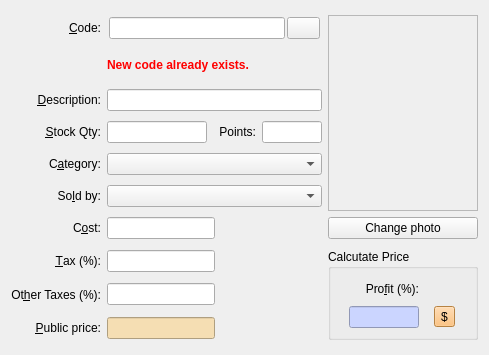
Old version of the form squeeze/src/ui/producteditor.ui in the repository miguelchavez/lemonpos.
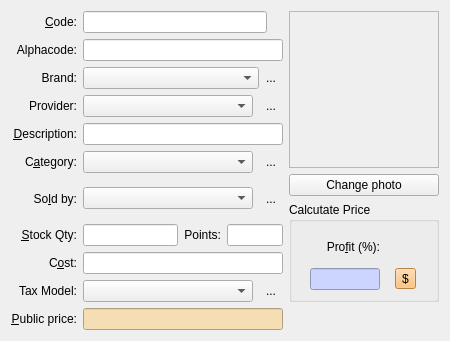
New version of the form.

Diff of the .ui file:
```diff
--- a/squeeze/src/ui/producteditor.ui
+++ b/squeeze/src/ui/producteditor.ui
@@ -6,8 +6,8 @@
    <rect>
     <x>0</x>
     <y>0</y>
-    <width>489</width>
-    <height>355</height>
+    <width>445</width>
+    <height>341</height>
    </rect>
   </property>
   <property name="sizePolicy">
@@ -19,7 +19,7 @@
   <property name="windowTitle">
    <string>Product Editor</string>
   </property>
-  <layout class="QGridLayout">
+  <layout class="QGridLayout" name="gridLayout">
    <item row="0" column="0">
     <widget class="QLabel" name="label_5">
      <property name="sizePolicy">
@@ -45,13 +45,19 @@
    <item row="0" column="1" colspan="3">
     <layout class="QHBoxLayout">
      <property name="spacing">
-      <number>2</number>
+      <number>0</number>
      </property>
      <property name="margin">
-      <number>2</number>
+      <number>0</number>
      </property>
      <item>
       <widget class="QLineEdit" name="editCode">
+       <property name="sizePolicy">
+        <sizepolicy hsizetype="MinimumExpanding" vsizetype="Fixed">
+         <horstretch>0</horstretch>
+         <verstretch>0</verstretch>
+        </sizepolicy>
+       </property>
        <property name="minimumSize">
         <size>
          <width>80</width>
@@ -67,7 +73,7 @@
       </widget>
      </item>
      <item>
-      <widget class="QPushButton" name="btnChangeCode">
+      <widget class="QToolButton" name="btnChangeCode">
        <property name="sizePolicy">
         <sizepolicy hsizetype="Minimum" vsizetype="Minimum">
          <horstretch>0</horstretch>
@@ -76,14 +82,14 @@
        </property>
        <property name="minimumSize">
         <size>
-         <width>33</width>
-         <height>0</height>
+         <width>16</width>
+         <height>16</height>
         </size>
        </property>
        <property name="maximumSize">
         <size>
-         <width>33</width>
-         <height>33</height>
+         <width>0</width>
+         <height>0</height>
         </size>
        </property>
        <property name="toolTip">
@@ -92,6 +98,9 @@
        <property name="text">
         <string/>
        </property>
+       <property name="autoRaise">
+        <bool>true</bool>
+       </property>
       </widget>
      </item>
     </layout>
@@ -141,38 +150,90 @@
      </item>
     </layout>
    </item>
+   <item row="1" column="0">
+    <widget class="QLabel" name="label_2">
+     <property name="text">
+      <string>Alphacode:</string>
+     </property>
+     <property name="alignment">
+      <set>Qt::AlignRight|Qt::AlignTrailing|Qt::AlignVCenter</set>
+     </property>
+    </widget>
+   </item>
    <item row="1" column="1" colspan="3">
-    <widget class="QLabel" name="labelError">
+    <widget class="QLineEdit" name="editAlphacode">
      <property name="sizePolicy">
-      <sizepolicy hsizetype="MinimumExpanding" vsizetype="Maximum">
+      <sizepolicy hsizetype="MinimumExpanding" vsizetype="Fixed">
        <horstretch>0</horstretch>
        <verstretch>0</verstretch>
       </sizepolicy>
      </property>
-     <property name="minimumSize">
-      <size>
-       <width>0</width>
-       <height>0</height>
-      </size>
-     </property>
-     <property name="maximumSize">
-      <size>
-       <width>16777215</width>
-       <height>16777215</height>
-      </size>
-     </property>
-     <property name="text">
-      <string>&lt;html&gt;&lt;head&gt;&lt;meta name=&quot;qrichtext&quot; content=&quot;1&quot; /&gt;&lt;style type=&quot;text/css&quot;&gt;
-p, li { white-space: pre-wrap; }
-&lt;/style&gt;&lt;/head&gt;&lt;body style=&quot; font-family:'Sans Serif'; font-size:9pt; font-weight:400; font-style:normal;&quot;&gt;
-&lt;p style=&quot; margin-top:0px; margin-bottom:0px; margin-left:0px; margin-right:0px; -qt-block-indent:0; text-indent:0px;&quot;&gt;&lt;span style=&quot; font-weight:600; color:#ff0000;&quot;&gt;New code already exists.&lt;/span&gt;&lt;/p&gt;&lt;/body&gt;&lt;/html&gt;</string>
-     </property>
-     <property name="wordWrap">
-      <bool>true</bool>
-     </property>
     </widget>
    </item>
    <item row="2" column="0">
+    <widget class="QLabel" name="label_4">
+     <property name="text">
+      <string>Brand:</string>
+     </property>
+     <property name="alignment">
+      <set>Qt::AlignRight|Qt::AlignTrailing|Qt::AlignVCenter</set>
+     </property>
+    </widget>
+   </item>
+   <item row="2" column="1" colspan="3">
+    <layout class="QHBoxLayout" name="horizontalLayout_4">
+     <property name="spacing">
+      <number>0</number>
+     </property>
+     <item>
+      <widget class="QComboBox" name="brandCombo"/>
+     </item>
+     <item>
+      <widget class="QToolButton" name="btnAddBrand">
+       <property name="toolTip">
+        <string>Add a new brand</string>
+       </property>
+       <property name="text">
+        <string>...</string>
+       </property>
+       <property name="autoRaise">
+        <bool>true</bool>
+       </property>
+      </widget>
+     </item>
+    </layout>
+   </item>
+   <item row="3" column="0">
+    <widget class="QLabel" name="label_6">
+     <property name="text">
+      <string>Provider:</string>
+     </property>
+     <property name="alignment">
+      <set>Qt::AlignRight|Qt::AlignTrailing|Qt::AlignVCenter</set>
+     </property>
+    </widget>
+   </item>
+   <item row="3" column="1" colspan="3">
+    <layout class="QHBoxLayout" name="horizontalLayout_5">
+     <item>
+      <widget class="QComboBox" name="providerCombo"/>
+     </item>
+     <item>
+      <widget class="QToolButton" name="btnAddProvider">
+       <property name="toolTip">
+        <string>Add a new provider</string>
+       </property>
+       <property name="text">
+        <string>...</string>
+       </property>
+       <property name="autoRaise">
+        <bool>true</bool>
+       </property>
+      </widget>
+     </item>
+    </layout>
+   </item>
+   <item row="4" column="0">
     <widget class="QLabel" name="label_14">
      <property name="sizePolicy">
       <sizepolicy hsizetype="Minimum" vsizetype="Preferred">
@@ -194,7 +255,7 @@
      </property>
     </widget>
    </item>
-   <item row="2" column="1" colspan="3">
+   <item row="4" column="1" colspan="3">
     <widget class="QLineEdit" name="editDesc">
      <property name="sizePolicy">
       <sizepolicy hsizetype="MinimumExpanding" vsizetype="Fixed">
@@ -210,98 +271,7 @@
      </property>
     </widget>
    </item>
-   <item row="3" column="0">
-    <widget class="QLabel" name="labelStockQty">
-     <property name="sizePolicy">
-      <sizepolicy hsizetype="Minimum" vsizetype="Preferred">
-       <horstretch>0</horstretch>
-       <verstretch>0</verstretch>
-      </sizepolicy>
-     </property>
-     <property name="text">
-      <string>&amp;Stock Qty:</string>
-     </property>
-     <property name="alignment">
-      <set>Qt::AlignRight|Qt::AlignTrailing|Qt::AlignVCenter</set>
-     </property>
-     <property name="buddy">
-      <cstring>editStockQty</cstring>
-     </property>
-    </widget>
-   </item>
-   <item row="3" column="1">
-    <widget class="QLineEdit" name="editStockQty">
-     <property name="sizePolicy">
-      <sizepolicy hsizetype="Minimum" vsizetype="Fixed">
-       <horstretch>0</horstretch>
-       <verstretch>0</verstretch>
-      </sizepolicy>
-     </property>
-     <property name="minimumSize">
-      <size>
-       <width>80</width>
-       <height>0</height>
-      </size>
-     </property>
-     <property name="maximumSize">
-      <size>
-       <width>100</width>
-       <height>16777215</height>
-      </size>
-     </property>
-     <property name="readOnly">
-      <bool>false</bool>
-     </property>
-    </widget>
-   </item>
-   <item row="3" column="2">
-    <widget class="QLabel" name="label_15">
-     <property name="sizePolicy">
-      <sizepolicy hsizetype="Minimum" vsizetype="Preferred">
-       <horstretch>0</horstretch>
-       <verstretch>0</verstretch>
-      </sizepolicy>
-     </property>
-     <property name="layoutDirection">
-      <enum>Qt::LeftToRight</enum>
-     </property>
-     <property name="text">
-      <string>Points:</string>
-     </property>
-     <property name="alignment">
-      <set>Qt::AlignRight|Qt::AlignTrailing|Qt::AlignVCenter</set>
-     </property>
-     <property name="buddy">
-      <cstring>editPoints</cstring>
-     </property>
-    </widget>
-   </item>
-   <item row="3" column="3">
-    <widget class="QLineEdit" name="editPoints">
-     <property name="sizePolicy">
-      <sizepolicy hsizetype="MinimumExpanding" vsizetype="Fixed">
-       <horstretch>0</horstretch>
-       <verstretch>0</verstretch>
-      </sizepolicy>
-     </property>
-     <property name="minimumSize">
-      <size>
-       <width>50</width>
-       <height>0</height>
-      </size>
-     </property>
-     <property name="maximumSize">
-      <size>
-       <width>60</width>
-       <height>16777215</height>
-      </size>
-     </property>
-     <property name="readOnly">
-      <bool>false</bool>
-     </property>
-    </widget>
-   </item>
-   <item row="4" column="0">
+   <item row="5" column="0">
     <widget class="QLabel" name="label_8">
      <property name="sizePolicy">
       <sizepolicy hsizetype="Minimum" vsizetype="Preferred">
@@ -323,17 +293,34 @@
      </property>
     </widget>
    </item>
-   <item row="4" column="1" colspan="3">
-    <widget class="QComboBox" name="categoriesCombo">
-     <property name="sizePolicy">
-      <sizepolicy hsizetype="MinimumExpanding" vsizetype="Fixed">
-       <horstretch>0</horstretch>
-       <verstretch>0</verstretch>
-      </sizepolicy>
-     </property>
-    </widget>
+   <item row="5" column="1" colspan="3">
+    <layout class="QHBoxLayout" name="horizontalLayout">
+     <item>
+      <widget class="QComboBox" name="categoriesCombo">
+       <property name="sizePolicy">
+        <sizepolicy hsizetype="MinimumExpanding" vsizetype="Fixed">
+         <horstretch>0</horstretch>
+         <verstretch>0</verstretch>
+        </sizepolicy>
+       </property>
+      </widget>
+     </item>
+     <item>
+      <widget class="QToolButton" name="btnAddCategory">
+       <property name="toolTip">
+        <string>Add a new category</string>
+       </property>
+       <property name="text">
+        <string>...</string>
+       </property>
+       <property name="autoRaise">
+        <bool>true</bool>
+       </property>
+      </widget>
+     </item>
+    </layout>
    </item>
-   <item row="5" column="0">
+   <item row="6" column="0" rowspan="2">
     <widget class="QLabel" name="label_7">
      <property name="sizePolicy">
       <sizepolicy hsizetype="Minimum" vsizetype="Preferred">
@@ -355,108 +342,34 @@
      </property>
     </widget>
    </item>
-   <item row="5" column="1" colspan="3">
-    <widget class="QComboBox" name="measuresCombo">
-     <property name="sizePolicy">
-      <sizepolicy hsizetype="MinimumExpanding" vsizetype="Fixed">
-       <horstretch>0</horstretch>
-       <verstretch>0</verstretch>
-      </sizepolicy>
-     </property>
-    </widget>
+   <item row="6" column="1" rowspan="2" colspan="3">
+    <layout class="QHBoxLayout" name="horizontalLayout_2">
+     <item>
+      <widget class="QComboBox" name="measuresCombo">
+       <property name="sizePolicy">
+        <sizepolicy hsizetype="MinimumExpanding" vsizetype="Fixed">
+         <horstretch>0</horstretch>
+         <verstretch>0</verstretch>
+        </sizepolicy>
+       </property>
+      </widget>
+     </item>
+     <item>
+      <widget class="QToolButton" name="btnAddUnits">
+       <property name="toolTip">
+        <string>Add a new unit</string>
+       </property>
+       <property name="text">
+        <string>...</string>
+       </property>
+       <property name="autoRaise">
+        <bool>true</bool>
+       </property>
+      </widget>
+     </item>
+    </layout>
    </item>
-   <item row="6" column="0">
-    <widget class="QLabel" name="label_9">
-     <property name="sizePolicy">
-      <sizepolicy hsizetype="Minimum" vsizetype="Preferred">
-       <horstretch>0</horstretch>
-       <verstretch>0</verstretch>
-      </sizepolicy>
-     </property>
-     <property name="layoutDirection">
-      <enum>Qt::LeftToRight</enum>
-     </property>
-     <property name="text">
-      <string>C&amp;ost:</string>
-     </property>
-     <property name="alignment">
-      <set>Qt::AlignRight|Qt::AlignTrailing|Qt::AlignVCenter</set>
-     </property>
-     <property name="buddy">
-      <cstring>editCost</cstring>
-     </property>
-    </widget>
-   </item>
-   <item row="6" column="1" colspan="2">
-    <widget class="QLineEdit" name="editCost">
-     <property name="sizePolicy">
-      <sizepolicy hsizetype="Maximum" vsizetype="Fixed">
-       <horstretch>0</horstretch>
-       <verstretch>0</verstretch>
-      </sizepolicy>
-     </property>
-     <property name="minimumSize">
-      <size>
-       <width>20</width>
-       <height>0</height>
-      </size>
-     </property>
-     <property name="maximumSize">
-      <size>
-       <width>16777215</width>
-       <height>16777215</height>
-      </size>
-     </property>
-    </widget>
-   </item>
-   <item row="7" column="0">
-    <widget class="QLabel" name="label_10">
-     <property name="sizePolicy">
-      <sizepolicy hsizetype="Minimum" vsizetype="Preferred">
-       <horstretch>0</horstretch>
-       <verstretch>0</verstretch>
-      </sizepolicy>
-     </property>
-     <property name="layoutDirection">
-      <enum>Qt::LeftToRight</enum>
-     </property>
-     <property name="text">
-      <string>&amp;Tax (%):</string>
-     </property>
-     <property name="alignment">
-      <set>Qt::AlignRight|Qt::AlignTrailing|Qt::AlignVCenter</set>
-     </property>
-     <property name="buddy">
-      <cstring>editTax</cstring>
-     </property>
-    </widget>
-   </item>
-   <item row="7" column="1" colspan="2">
-    <widget class="QLineEdit" name="editTax">
-     <property name="sizePolicy">
-      <sizepolicy hsizetype="Maximum" vsizetype="Fixed">
-       <horstretch>0</horstretch>
-       <verstretch>0</verstretch>
-      </sizepolicy>
-     </property>
-     <property name="minimumSize">
-      <size>
-       <width>20</width>
-       <height>0</height>
-      </size>
-     </property>
-     <property name="maximumSize">
-      <size>
-       <width>16777215</width>
-       <height>16777215</height>
-      </size>
-     </property>
-     <property name="statusTip">
-      <string>This is the tax in percentage.</string>
-     </property>
-    </widget>
-   </item>
-   <item row="7" column="4" rowspan="3">
+   <item row="7" column="4" rowspan="4">
     <widget class="QGroupBox" name="groupBox">
      <property name="sizePolicy">
       <sizepolicy hsizetype="Minimum" vsizetype="Preferred">
@@ -896,21 +809,62 @@
     </widget>
    </item>
    <item row="8" column="0">
-    <widget class="QLabel" name="label_12">
+    <widget class="QLabel" name="labelStockQty">
      <property name="sizePolicy">
       <sizepolicy hsizetype="Minimum" vsizetype="Preferred">
        <horstretch>0</horstretch>
        <verstretch>0</verstretch>
       </sizepolicy>
      </property>
-     <property name="statusTip">
-      <string>Special Tax</string>
+     <property name="text">
+      <string>&amp;Stock Qty:</string>
+     </property>
+     <property name="alignment">
+      <set>Qt::AlignRight|Qt::AlignTrailing|Qt::AlignVCenter</set>
+     </property>
+     <property name="buddy">
+      <cstring>editStockQty</cstring>
+     </property>
+    </widget>
+   </item>
+   <item row="8" column="1">
+    <widget class="QLineEdit" name="editStockQty">
+     <property name="sizePolicy">
+      <sizepolicy hsizetype="MinimumExpanding" vsizetype="Fixed">
+       <horstretch>0</horstretch>
+       <verstretch>0</verstretch>
+      </sizepolicy>
+     </property>
+     <property name="minimumSize">
+      <size>
+       <width>80</width>
+       <height>0</height>
+      </size>
+     </property>
+     <property name="maximumSize">
+      <size>
+       <width>100</width>
+       <height>16777215</height>
+      </size>
+     </property>
+     <property name="readOnly">
+      <bool>false</bool>
+     </property>
+    </widget>
+   </item>
+   <item row="8" column="2">
+    <widget class="QLabel" name="label_15">
+     <property name="sizePolicy">
+      <sizepolicy hsizetype="Minimum" vsizetype="Preferred">
+       <horstretch>0</horstretch>
+       <verstretch>0</verstretch>
+      </sizepolicy>
      </property>
      <property name="layoutDirection">
       <enum>Qt::LeftToRight</enum>
      </property>
      <property name="text">
-      <string>Ot&amp;her Taxes (%):</string>
+      <string>Points:</string>
      </property>
      <property name="alignment">
       <set>Qt::AlignRight|Qt::AlignTrailing|Qt::AlignVCenter</set>
@@ -920,32 +874,106 @@
      </property>
     </widget>
    </item>
-   <item row="8" column="1" colspan="2">
-    <widget class="QLineEdit" name="editExtraTaxes">
+   <item row="8" column="3">
+    <widget class="QLineEdit" name="editPoints">
      <property name="sizePolicy">
-      <sizepolicy hsizetype="Maximum" vsizetype="Fixed">
+      <sizepolicy hsizetype="MinimumExpanding" vsizetype="Fixed">
        <horstretch>0</horstretch>
        <verstretch>0</verstretch>
       </sizepolicy>
      </property>
      <property name="minimumSize">
       <size>
-       <width>20</width>
+       <width>50</width>
        <height>0</height>
       </size>
      </property>
      <property name="maximumSize">
       <size>
-       <width>16777215</width>
+       <width>60</width>
        <height>16777215</height>
       </size>
      </property>
-     <property name="statusTip">
-      <string>This is the extra tax in percentage.</string>
+     <property name="readOnly">
+      <bool>false</bool>
      </property>
     </widget>
    </item>
    <item row="9" column="0">
+    <widget class="QLabel" name="label_9">
+     <property name="sizePolicy">
+      <sizepolicy hsizetype="Minimum" vsizetype="Preferred">
+       <horstretch>0</horstretch>
+       <verstretch>0</verstretch>
+      </sizepolicy>
+     </property>
+     <property name="layoutDirection">
+      <enum>Qt::LeftToRight</enum>
+     </property>
+     <property name="text">
+      <string>C&amp;ost:</string>
+     </property>
+     <property name="alignment">
+      <set>Qt::AlignRight|Qt::AlignTrailing|Qt::AlignVCenter</set>
+     </property>
+     <property name="buddy">
+      <cstring>editCost</cstring>
+     </property>
+    </widget>
+   </item>
+   <item row="9" column="1" colspan="3">
+    <widget class="QLineEdit" name="editCost">
+     <property name="sizePolicy">
+      <sizepolicy hsizetype="MinimumExpanding" vsizetype="Fixed">
+       <horstretch>0</horstretch>
+       <verstretch>0</verstretch>
+      </sizepolicy>
+     </property>
+     <property name="minimumSize">
+      <size>
+       <width>20</width>
+       <height>0</height>
+      </size>
+     </property>
+     <property name="maximumSize">
+      <size>
+       <width>16777215</width>
+       <height>16777215</height>
+      </size>
+     </property>
+    </widget>
+   </item>
+   <item row="10" column="0">
+    <widget class="QLabel" name="label">
+     <property name="text">
+      <string>Tax Model:</string>
+     </property>
+     <property name="alignment">
+      <set>Qt::AlignRight|Qt::AlignTrailing|Qt::AlignVCenter</set>
+     </property>
+    </widget>
+   </item>
+   <item row="10" column="1" colspan="3">
+    <layout class="QHBoxLayout" name="horizontalLayout_3">
+     <item>
+      <widget class="QComboBox" name="taxModelCombo"/>
+     </item>
+     <item>
+      <widget class="QToolButton" name="btnAddTaxModel">
+       <property name="toolTip">
+        <string>Add a new tax model</string>
+       </property>
+       <property name="text">
+        <string>...</string>
+       </property>
+       <property name="autoRaise">
+        <bool>true</bool>
+       </property>
+      </widget>
+     </item>
+    </layout>
+   </item>
+   <item row="11" column="0">
     <widget class="QLabel" name="label_13">
      <property name="sizePolicy">
       <sizepolicy hsizetype="Minimum" vsizetype="Preferred">
@@ -967,10 +995,10 @@
      </property>
     </widget>
    </item>
-   <item row="9" column="1" colspan="2">
+   <item row="11" column="1" colspan="3">
     <widget class="QLineEdit" name="editFinalPrice">
      <property name="sizePolicy">
-      <sizepolicy hsizetype="Maximum" vsizetype="Fixed">
+      <sizepolicy hsizetype="MinimumExpanding" vsizetype="Fixed">
        <horstretch>0</horstretch>
        <verstretch>0</verstretch>
       </sizepolicy>
```
Left out of the diff: 17 changed lines with no effect on the pictures.
